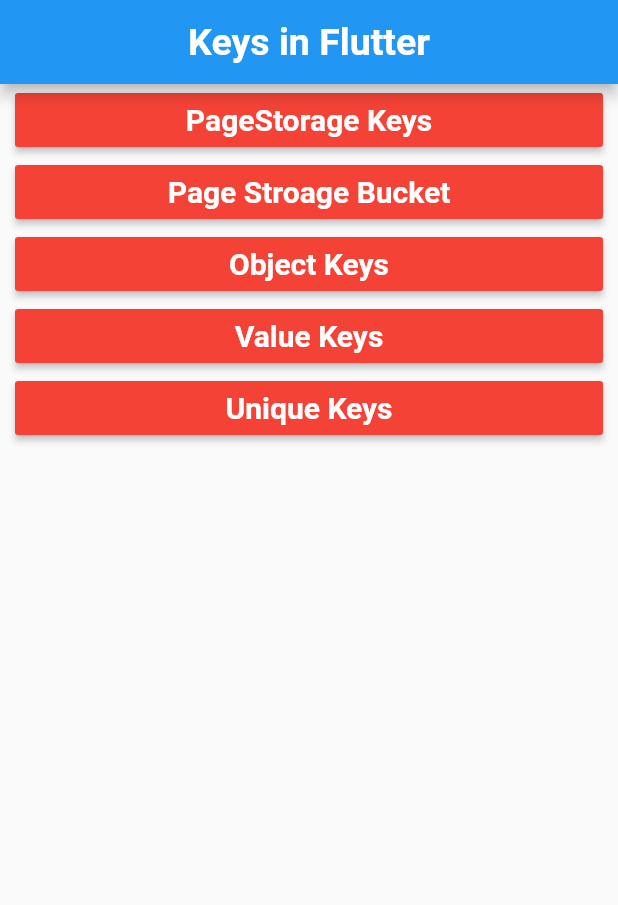
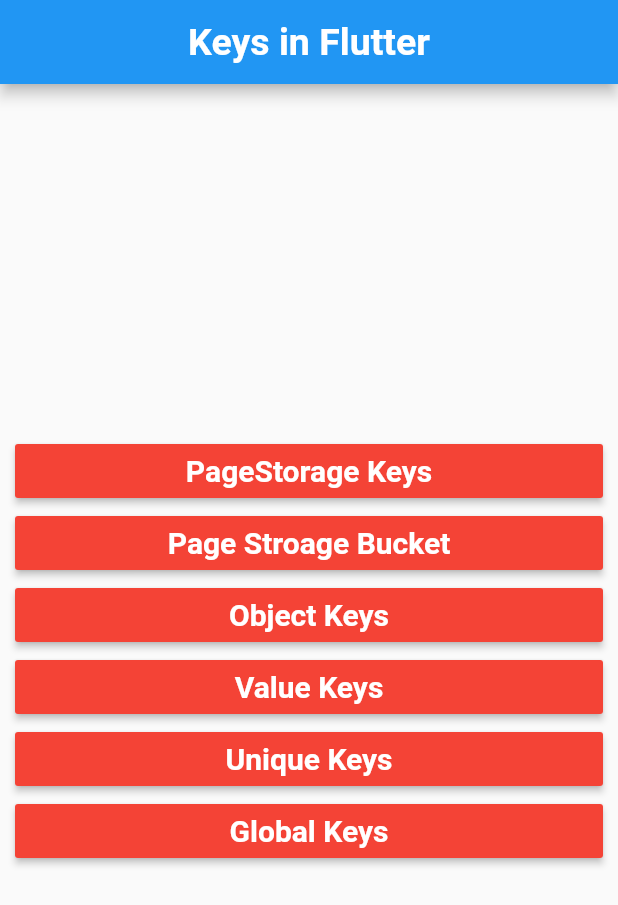
Before and after one commit to taylanyildiz/Flutter-Key-Example, a Flutter app: the screen it shows after launch, on a phone screen of 412 x 824 dp. Shown: the top 905 px of the screen. Run offline on Flutter 3.47's test engine with Material 2 defaults, Android fonts, the phone set to English and light mode, and no system bars.

Commit message:
added global keys

```diff
--- a/lib/screens/home_screen.dart
+++ b/lib/screens/home_screen.dart
@@ -14,7 +14,8 @@
     "Page Stroage Bucket",
     "Object Keys",
     "Value Keys",
-    "Unique Keys"
+    "Unique Keys",
+    'Global Keys',
   ];
 
   final _screens = <Widget>[
@@ -23,6 +24,7 @@
     ObjectKeysScreen(title: 'Object Keys'),
     ValueKeysScreen(title: 'Value Keys'),
     UniqueKeysScreen(title: 'Unique Keys'),
+    GlobalKeysScreen(title: 'Global Keys'),
   ];
 
   void _showWidget(BuildContext context, int index) => Navigator.push(
@@ -53,11 +55,18 @@
           ),
           centerTitle: true,
         ),
-        body: ListView.builder(
-          physics: NeverScrollableScrollPhysics(),
-          padding: const EdgeInsets.symmetric(horizontal: 10.0),
-          itemCount: tile.length,
-          itemBuilder: (context, index) => _displayButtonWidget(context, index),
+        body: Container(
+          alignment: Alignment.center,
+          child: Container(
+            height: 300.0,
+            child: ListView.builder(
+              physics: NeverScrollableScrollPhysics(),
+              padding: const EdgeInsets.symmetric(horizontal: 10.0),
+              itemCount: tile.length,
+              itemBuilder: (context, index) =>
+                  _displayButtonWidget(context, index),
+            ),
+          ),
         ),
       );
 }
--- a/lib/screens/screens.dart
+++ b/lib/screens/screens.dart
@@ -4,3 +4,4 @@
 export 'object_keys_screen.dart';
 export 'value_keys_screen.dart';
 export 'unique_keys_screen.dart';
+export 'global_keys_screen.dart';
```
Also changed, not shown: lib/screens/global_keys_screen.dart (added, +74 -0 lines).
